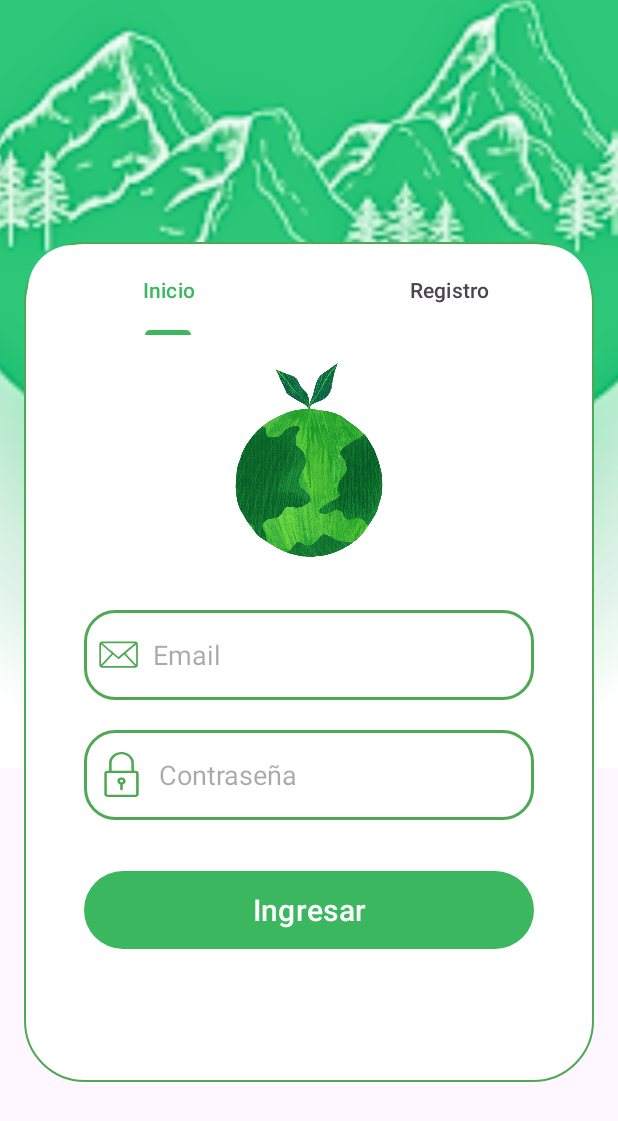
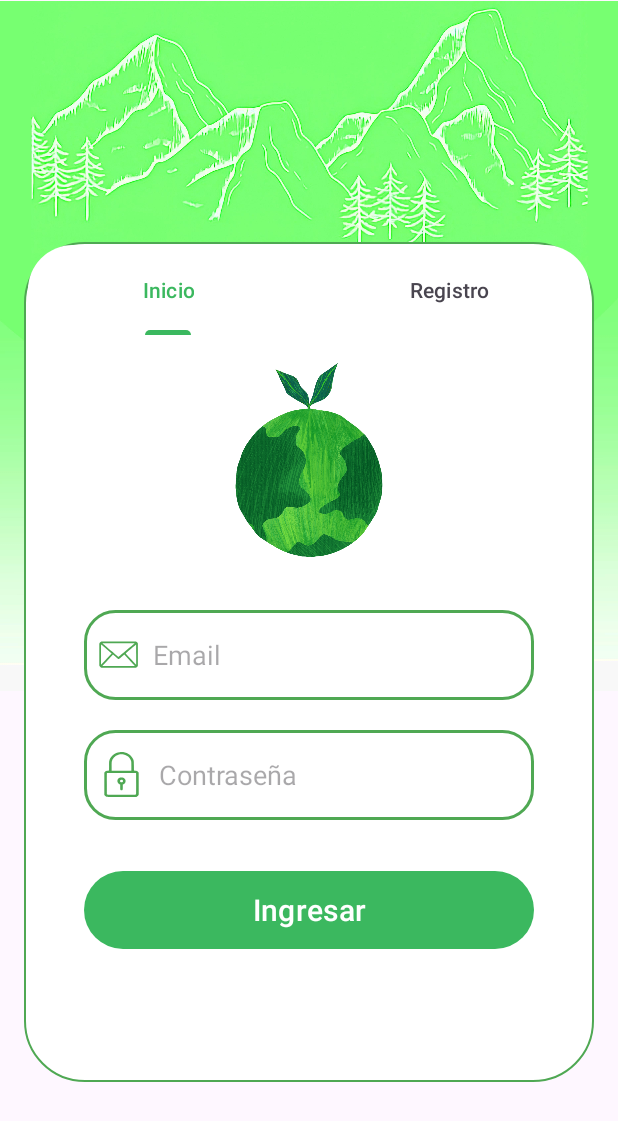
Before and after one commit to GVIM0/Adgamus_Mobil, an Android app: the Log_Sign_Main screen opened directly, with no data from a screen before it, on a phone screen of 412 x 824 dp. Shown: the top 1121 px of the screen. Run offline under Robolectric (Android 15) with nearby library versions, the phone set to English and light mode, and no system bars; our stand-ins replace Volley.

Commit message:
Bottom_menu

```diff
--- a/app/src/main/java/com/example/adgamus_mobil/MainActivity.kt
+++ b/app/src/main/java/com/example/adgamus_mobil/MainActivity.kt
@@ -1,6 +1,7 @@
 package com.example.adgamus_mobil
 
 import android.annotation.SuppressLint
+import android.content.Context
 import android.content.Intent
 import androidx.appcompat.app.AppCompatActivity
 import android.os.Bundle
@@ -16,12 +17,13 @@ class MainActivity : AppCompatActivity() {
         // Busca el boton comenzar del inicio
         Comenzar = findViewById(R.id.Comenzar)
 
-
         Comenzar.setOnClickListener {
             val intento = Intent(this, Log_Sign_Main::class.java)
             startActivity(intento)
         }
+
     }
+
 
     @SuppressLint("MissingSuperCall")
     override fun onBackPressed() {
--- a/app/src/main/res/layout/log_sig_main.xml
+++ b/app/src/main/res/layout/log_sig_main.xml
@@ -9,9 +9,9 @@
 
     <ImageView
         android:id="@+id/imageView"
-        android:layout_width="533dp"
-        android:layout_height="777dp"
-        android:layout_marginTop="-144dp"
+        android:layout_width="460dp"
+        android:layout_height="760dp"
+        android:layout_marginTop="-150dp"
         app:layout_constraintEnd_toEndOf="parent"
         app:layout_constraintStart_toStartOf="parent"
         app:layout_constraintTop_toTopOf="parent"
--- a/app/src/main/res/menu/bottom_menu_2.xml
+++ b/app/src/main/res/menu/bottom_menu_2.xml
@@ -2,8 +2,8 @@
 <menu xmlns:android="http://schemas.android.com/apk/res/android">
 
     <item
-        android:id="@+id/bottom_home"
-        android:title="Home"
+        android:id="@+id/bottom_home2"
+        android:title="Home2"
         android:icon="@drawable/hogar"/>
 
 </menu>
```
Also changed, not shown: app/src/main/java/com/example/adgamus_mobil/Menu_Principal.kt (+6 -3 lines), app/src/main/res/drawable/log_bkg.jpeg (added), app/src/main/res/drawable/log_bkg.png (deleted), 1 other file.
